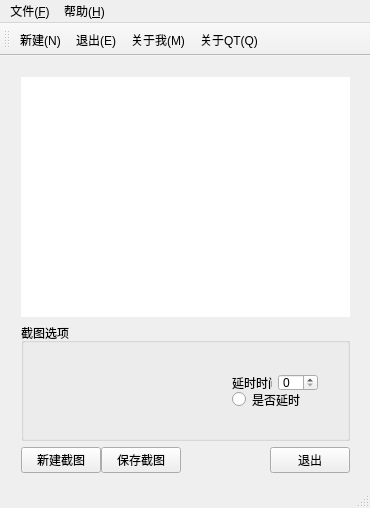
Above: mainwindow.ui from lsy1599/screenshot before the change. Below: the same form after it.
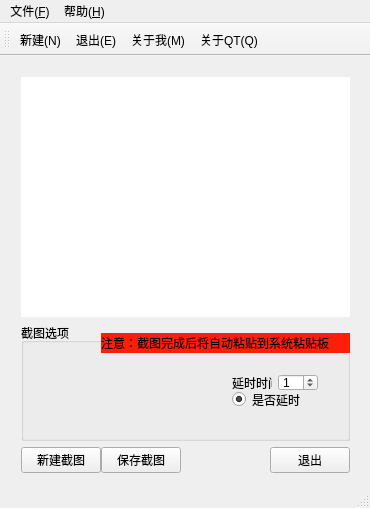
That is the form after the change.

Commit message: 实现了截图保存到粘贴板

The edit to the form file:
```diff
--- a/mainwindow.ui
+++ b/mainwindow.ui
@@ -14,7 +14,7 @@
    <string>MainWindow</string>
   </property>
   <widget class="QWidget" name="centralWidget">
-   <widget class="QWidget" name="">
+   <widget class="QWidget" name="layoutWidget">
     <property name="geometry">
      <rect>
       <x>10</x>
@@ -63,7 +63,7 @@
        <property name="title">
         <string>截图选项</string>
        </property>
-       <widget class="QWidget" name="">
+       <widget class="QWidget" name="layoutWidget">
         <property name="geometry">
          <rect>
           <x>200</x>
@@ -86,7 +86,11 @@
             </widget>
            </item>
            <item>
-            <widget class="QSpinBox" name="delaySpinBox"/>
+            <widget class="QSpinBox" name="delaySpinBox">
+             <property name="value">
+              <number>1</number>
+             </property>
+            </widget>
            </item>
           </layout>
          </item>
@@ -95,10 +99,30 @@
            <property name="text">
             <string>是否延时</string>
            </property>
+           <property name="checked">
+            <bool>true</bool>
+           </property>
           </widget>
          </item>
         </layout>
        </widget>
+       <widget class="QLabel" name="label_2">
+        <property name="geometry">
+         <rect>
+          <x>80</x>
+          <y>10</y>
+          <width>261</width>
+          <height>20</height>
+         </rect>
+        </property>
+        <property name="styleSheet">
+         <string notr="true">background-color: rgb(255, 30, 10);
+font: 75 10pt &quot;Droid Sans&quot;;</string>
+        </property>
+        <property name="text">
+         <string>注意：截图完成后将自动粘贴到系统粘贴板</string>
+        </property>
+       </widget>
       </widget>
      </item>
      <item>
```
Left out of the diff: 6 changed lines with no effect on the pictures. The commit also changes 2 other files.
